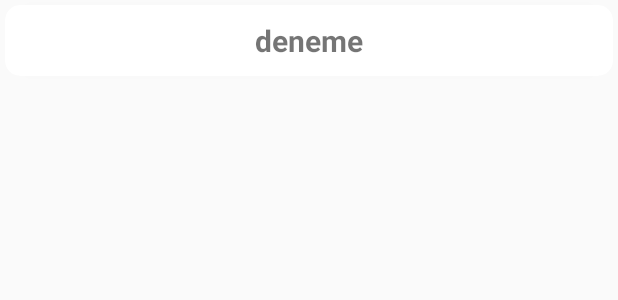
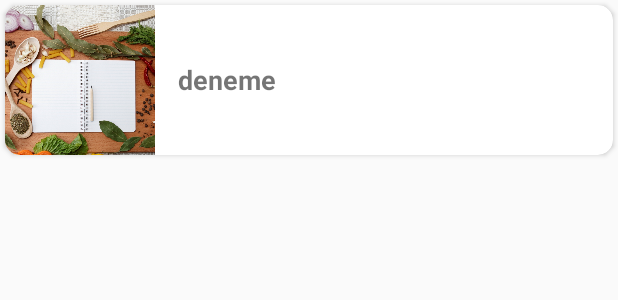
Before and after one commit to emilmammadov/FindRecipe, an Android app: the layout recipe_card_holder.xml on its own in the app's theme, with its tools: preview values and no code run, on a phone screen of 412 x 824 dp. Shown: the top 300 px of the screen. Run offline under Robolectric (Android 15) with nearby library versions, the phone set to English and light mode, and no system bars; network calls fail.

Commit message:
RecipeActivity half done

```diff
--- a/app/src/main/java/com/gilas/findrecipe/Fragments/HomeFragment.java
+++ b/app/src/main/java/com/gilas/findrecipe/Fragments/HomeFragment.java
@@ -1,13 +1,11 @@
 package com.gilas.findrecipe.Fragments;
 
 
-import android.content.Context;
 import android.content.Intent;
 import android.os.Bundle;
 import android.view.LayoutInflater;
 import android.view.View;
 import android.view.ViewGroup;
-import android.view.inputmethod.InputMethodManager;
 import android.widget.Button;
 import android.widget.SearchView;
 
@@ -142,7 +140,6 @@ public class HomeFragment extends Fragment implements View.OnClickListener {
     }
 
 
-
     private void search(String str) {
         listSearchedTags = new ArrayList<>();
 
--- a/app/src/main/res/drawable/ic_turned_in_black_24dp.xml
+++ b/app/src/main/res/drawable/ic_turned_in_black_24dp.xml
@@ -1,4 +1,4 @@
-<vector android:height="36dp" android:tint="#8A8A8A"
+<vector android:height="36dp" android:tint="#900000"
     android:viewportHeight="24.0" android:viewportWidth="24.0"
     android:width="36dp" xmlns:android="http://schemas.android.com/apk/res/android">
     <path android:fillColor="#FF000000" android:pathData="M17,3H7c-1.1,0 -1.99,0.9 -1.99,2L5,21l7,-3 7,3V5c0,-1.1 -0.9,-2 -2,-2z"/>
--- a/app/src/main/res/drawable/ic_turned_in_not_black_24dp.xml
+++ b/app/src/main/res/drawable/ic_turned_in_not_black_24dp.xml
@@ -1,5 +1,5 @@
-<vector android:height="36dp" android:tint="#8A8A8A"
+<vector android:height="40dp" android:tint="#ffffff"
     android:viewportHeight="24.0" android:viewportWidth="24.0"
-    android:width="36dp" xmlns:android="http://schemas.android.com/apk/res/android">
+    android:width="40dp" xmlns:android="http://schemas.android.com/apk/res/android">
     <path android:fillColor="#FF000000" android:pathData="M17,3L7,3c-1.1,0 -1.99,0.9 -1.99,2L5,21l7,-3 7,3L19,5c0,-1.1 -0.9,-2 -2,-2zM17,18l-5,-2.18L7,18L7,5h10v13z"/>
 </vector>
--- a/app/src/main/res/layout/recipe_card_holder.xml
+++ b/app/src/main/res/layout/recipe_card_holder.xml
@@ -13,17 +13,26 @@
     <LinearLayout
         android:layout_width="match_parent"
         android:layout_height="match_parent"
-        android:orientation="vertical">
+        android:orientation="horizontal">
+
+        <ImageView
+            android:id="@+id/imgTitle"
+            android:layout_width="100dp"
+            android:layout_height="100dp"
+            android:scaleType="centerCrop"
+            android:src="@drawable/back" />
 
         <TextView
             android:id="@+id/tvTitle"
             android:layout_width="wrap_content"
             android:layout_height="wrap_content"
+            android:gravity="center"
             android:padding="10dp"
+            android:layout_gravity="center"
+            android:layout_marginLeft="5dp"
             android:text="deneme"
-                android:textSize="20sp"
-                android:textStyle="bold"
-                android:layout_gravity="center"/>
+            android:textSize="18sp"
+            android:textStyle="bold" />
 
     </LinearLayout>
 
```
Also changed, not shown: app/src/main/java/com/gilas/findrecipe/RecipeActivity.java (+7 -0 lines), app/src/main/res/layout/activity_recipe.xml (+59 -0 lines), app/src/main/res/drawable/back.jpg (added), app/src/main/res/drawable/back_recipe.jpg (added). Lines whose indentation alone changed are shown as unchanged.
